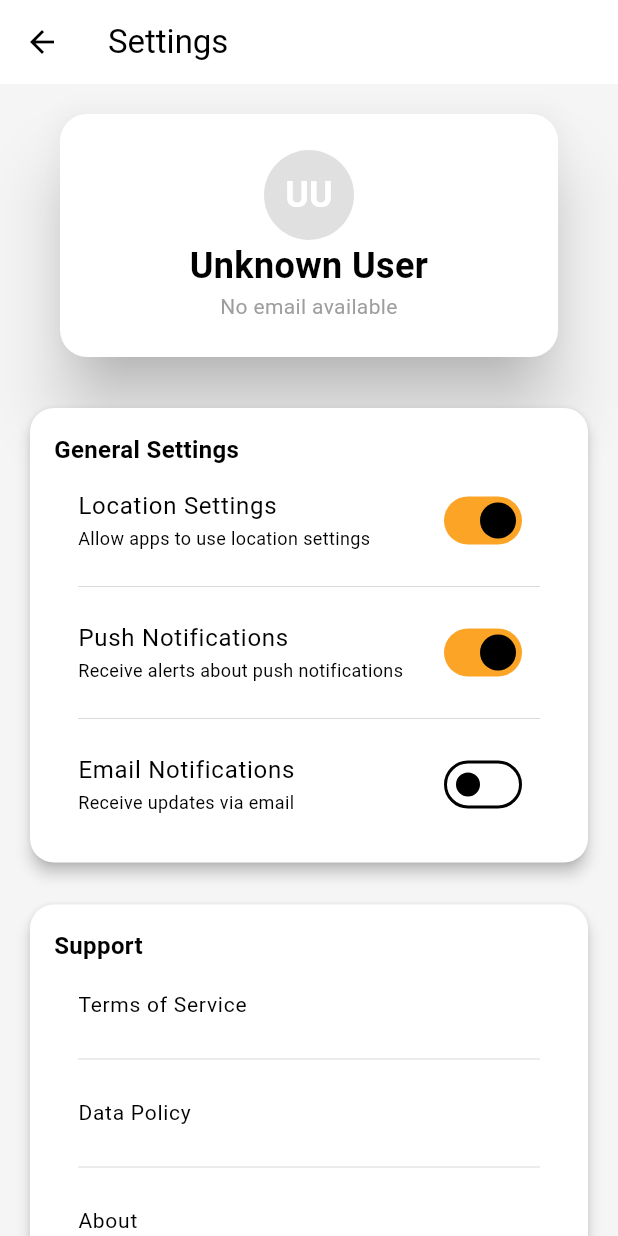
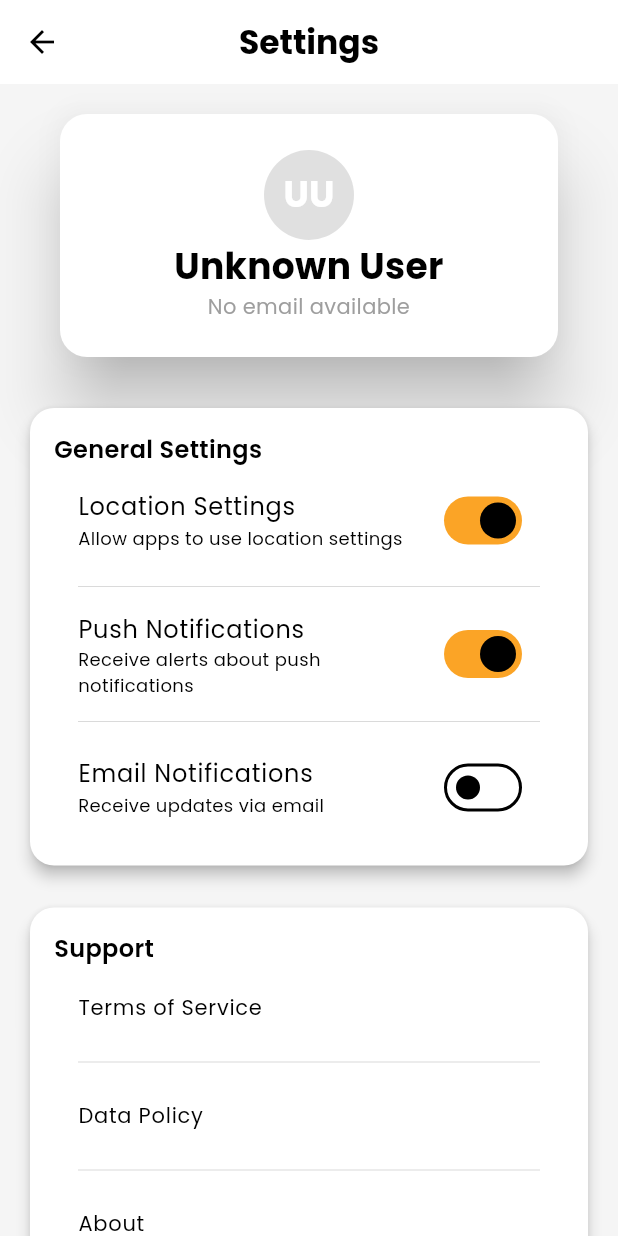
Before and after one commit to bryan-me/fcm_voip, a Flutter app: the SettingsScreen screen opened directly, on a phone screen of 412 x 824 dp. Run offline on Flutter 3.47's test engine with Material 3 defaults, Android fonts, the phone set to English and light mode, and no system bars; our stand-ins replace connectivity_plus, flutter_dotenv, flutter_image_compress, flutter_local_notifications, flutter_secure_storage, geolocator and 9 more; missing offline and left inert: jwt_decode; accounts and stored records are empty; network calls fail.

Commit message:
pull to refresh, floating nav, filter and fonts

```diff
--- a/lib/main.dart
+++ b/lib/main.dart
@@ -15,6 +15,7 @@ import 'package:hive_flutter/hive_flutter.dart';
 
 import 'controllers/base_data_controller.dart';
 import 'controllers/count_controller.dart';
+import 'controllers/filter_controller.dart';
 import 'controllers/form_controller.dart';
 import 'data/model/base_data.dart';
 import 'data/model/incident/base_data.dart';
@@ -70,6 +71,7 @@ Future<void> main() async {
 
   Get.put(FormController());
   Get.put(CountController());
+  Get.put(FilterController());
   Get.put(BaseDataController(
     baseUrl: '',
     authService: AuthService(),
--- a/lib/ui/settings/settings.dart
+++ b/lib/ui/settings/settings.dart
@@ -439,6 +439,7 @@ import 'package:fcm_voip/utilities/resources/values/colors.dart';
 import 'package:flutter/material.dart';
 import 'package:geolocator/geolocator.dart';
 import 'package:get/get.dart';
+import 'package:google_fonts/google_fonts.dart';
 
 import '../../controllers/settings_controller.dart';
 
@@ -469,7 +470,12 @@ class SettingsScreen extends StatelessWidget {
     return Scaffold(
       backgroundColor: Colors.grey.shade100,
       appBar: AppBar(
-        title: const Text("Settings", style: TextStyle(color: Colors.black)),
+        title: Text("Settings",
+            style: GoogleFonts.poppins(
+              fontWeight: FontWeight.bold,
+            ),
+        ),
+        centerTitle: true,
         backgroundColor: Colors.white,
         elevation: 0,
         iconTheme: const IconThemeData(color: Colors.black),
@@ -504,16 +510,16 @@ class SettingsScreen extends StatelessWidget {
                         radius: 30, // Adjust the size of the circle
                         child: Text(
                           _getInitials(name), // Call the method to get initials
-                          style: TextStyle(
-                            fontSize: 24, // Adjust the font size as needed
+                          style: GoogleFonts.poppins(
                             fontWeight: FontWeight.bold,
-                            color: Colors.white, // White text color
-                          ),
+                            fontSize: 24,
+                            color: Colors.white
+                          )
                         ),
                       ),
                       Text(
                         name,
-                        style: const TextStyle(
+                        style: GoogleFonts.poppins(
                           fontSize: 24,
                           fontWeight: FontWeight.bold,
                           color: Colors.black,
@@ -522,7 +528,7 @@ class SettingsScreen extends StatelessWidget {
                       ),
                       Text(
                         email,
-                        style: const TextStyle(
+                        style: GoogleFonts.poppins(
                           fontSize: 14,
                           fontWeight: FontWeight.normal,
                           color: Colors.grey,
@@ -547,9 +553,9 @@ class SettingsScreen extends StatelessWidget {
                   child: Column(
                     crossAxisAlignment: CrossAxisAlignment.start,
                     children: [
-                      const Text(
+                       Text(
                         "General Settings",
-                        style: TextStyle(
+                        style: GoogleFonts.poppins(
                           fontSize: 16,
                           fontWeight: FontWeight.w600,
                         ),
@@ -557,10 +563,10 @@ class SettingsScreen extends StatelessWidget {
 
                       Obx(() {
                         return SwitchListTile(
-                          title: const Text("Location Settings"),
-                          subtitle: const Text(
+                          title: Text("Location Settings", style: GoogleFonts.poppins(),),
+                          subtitle: Text(
                             "Allow apps to use location settings",
-                            style: TextStyle(fontSize: 12),
+                            style: GoogleFonts.poppins(fontSize: 12),
                           ),
                           value: _controller.locationSettings.value,
                           onChanged: (bool value) async {
@@ -595,10 +601,12 @@ class SettingsScreen extends StatelessWidget {
                       ),
                       Obx(() {
                         return SwitchListTile(
-                          title: const Text("Push Notifications"),
-                          subtitle: const Text(
+                          title: Text("Push Notifications",
+                               style: GoogleFonts.poppins()
+                          ),
+                          subtitle: Text(
                             "Receive alerts about push notifications",
-                            style: TextStyle(fontSize: 12),
+                              style: GoogleFonts.poppins(fontSize: 12),
                           ),
                           value: _controller.pushNotifications.value,
                           onChanged: (bool value) {
@@ -612,10 +620,11 @@ class SettingsScreen extends StatelessWidget {
                       ),
                       Obx(() {
                         return SwitchListTile(
-                          title: const Text("Email Notifications"),
-                          subtitle: const Text(
+                          title: Text("Email Notifications",
+                              style: GoogleFonts.poppins()),
+                          subtitle: Text(
                             "Receive updates via email",
-                            style: TextStyle(fontSize: 12),
+                            style: GoogleFonts.poppins(fontSize: 12),
                           ),
                           value: _controller.emailNotifications.value,
                           onChanged: (bool value) {
@@ -641,9 +650,8 @@ class SettingsScreen extends StatelessWidget {
                   child: Column(
                     crossAxisAlignment: CrossAxisAlignment.start,
                     children: [
-                      const Text(
-                        "Support",
-                        style: TextStyle(
+                       Text(
+                        "Support", style: GoogleFonts.poppins(
                           fontSize: 16,
                           fontWeight: FontWeight.w600,
                         ),
@@ -773,10 +781,10 @@ class SettingsScreen extends StatelessWidget {
             children: [
               Text(
                 title,
-                style: TextStyle(fontSize: 20, fontWeight: FontWeight.w600),
+               style: GoogleFonts.poppins(fontSize: 20, fontWeight: FontWeight.w600),
               ),
               const SizedBox(height: 16),
-              Text(content, style: TextStyle(fontSize: 14)),
+              Text(content, style: GoogleFonts.poppins(fontSize: 14)),
               const SizedBox(height: 20),
               ElevatedButton(
                 onPressed: () {
@@ -807,7 +815,7 @@ class SettingsScreen extends StatelessWidget {
 
   Widget _buildSupportItem(String title, BuildContext context) {
     return ListTile(
-      title: Text(title, style: const TextStyle(fontSize: 14)),
+      title: Text(title, style: GoogleFonts.poppins(fontSize: 14)),
       // trailing: const Icon(Icons.arrow_forward_ios, size: 18, color: Colors.grey),
         onTap: () => _showSupportBottomSheet(context, title)
 
@@ -816,7 +824,7 @@ class SettingsScreen extends StatelessWidget {
 
   Widget _buildHelpItem(String title, BuildContext context) {
     return ListTile(
-      title: Text(title, style: const TextStyle(fontSize: 14)),
+      title: Text(title, style: GoogleFonts.poppins(fontSize: 14)),
       trailing: const Icon(Icons.arrow_forward_ios, size: 18, color: Colors.grey),
       onTap: () {
         _anyDeskService.openAnyDesk();
```
Also changed, not shown: lib/controllers/base_data_controller.dart (+162 -133 lines), lib/controllers/filter_controller.dart (+7 -1 lines), lib/ui/filtered_screen.dart (+12 -2 lines), lib/utilities/activity_main.dart (+18 -7 lines), lib/utilities/filter.dart (+2 -10 lines), lib/utilities/form.dart (+118 -34 lines), assets/images/no_details.gif (added).
